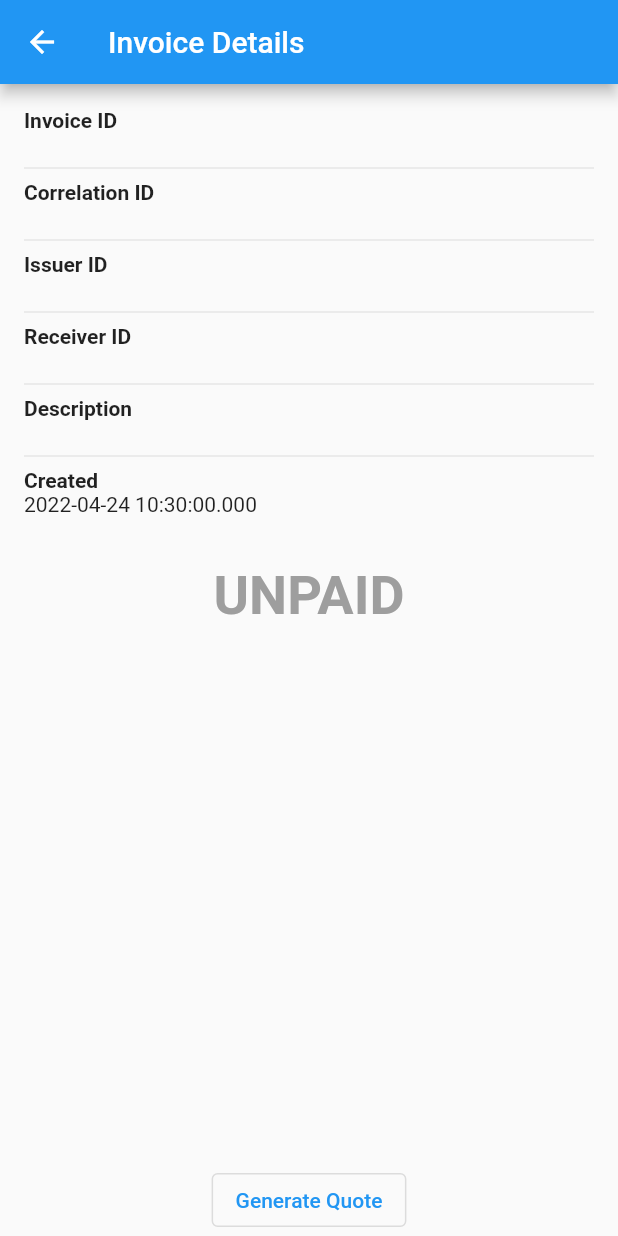
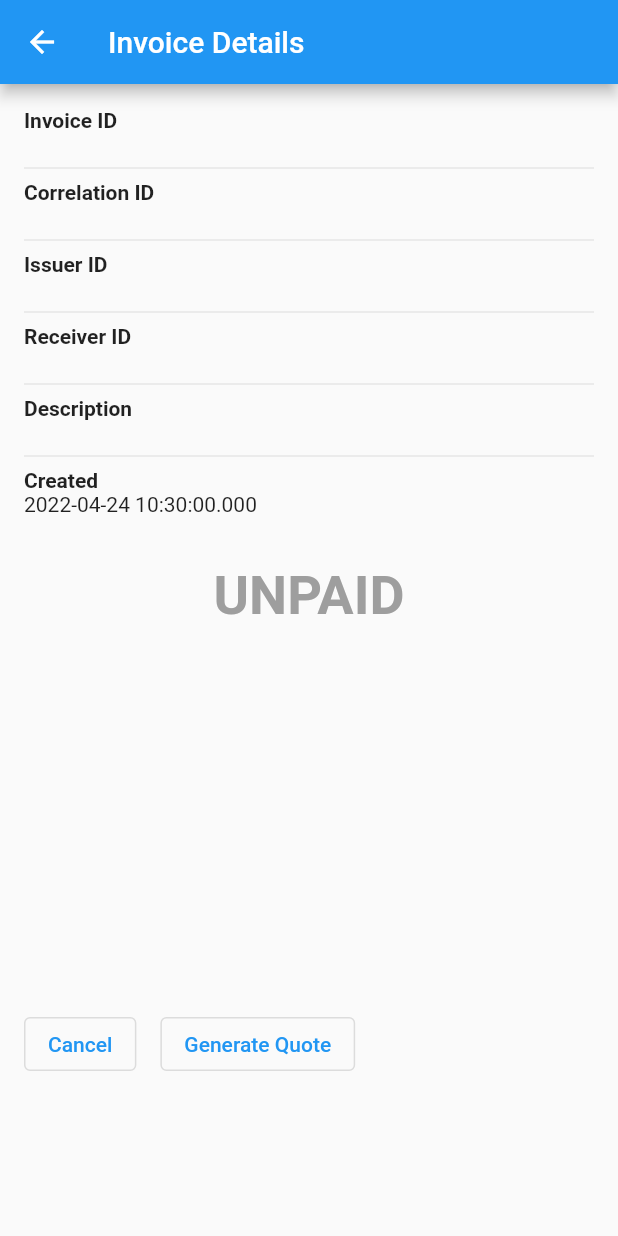
Before and after one commit to CodeOTR/strike, a Flutter app: the InvoiceDetails screen opened directly with empty values, on a phone screen of 412 x 824 dp. Run offline on Flutter 3.47's test engine with Material 2 defaults, Android fonts, the phone set to English and light mode, and no system bars; our stand-ins replace flutter_dotenv, qr_flutter; accounts and stored records are empty.

Commit message:
Fixing canceling of invoices

```diff
--- a/example/lib/invoices/invoice_details.dart
+++ b/example/lib/invoices/invoice_details.dart
@@ -1,4 +1,3 @@
-import 'package:example/app/styles.dart';
 import 'package:example/app/widgets.dart';
 import 'package:example/invoices/invoice_quote.dart';
 import 'package:example/main.dart';
@@ -6,13 +5,27 @@ import 'package:example/users/user_search.dart';
 import 'package:flutter/material.dart';
 import 'package:strike/models/invoice.dart';
 
-class InvoiceDetails extends StatelessWidget {
+class InvoiceDetails extends StatefulWidget {
   const InvoiceDetails({
     Key? key,
     required this.invoice,
   }) : super(key: key);
 
   final Invoice invoice;
+
+  @override
+  State<InvoiceDetails> createState() => _InvoiceDetailsState();
+}
+
+class _InvoiceDetailsState extends State<InvoiceDetails> {
+
+  Invoice? invoice;
+
+  @override
+  void initState() {
+    super.initState();
+    invoice = widget.invoice;
+  }
 
   @override
   Widget build(BuildContext context) {
@@ -27,43 +40,43 @@ class InvoiceDetails extends StatelessWidget {
             child: ListView(
               padding: const EdgeInsets.all(16),
               children: [
-                DetailsTile(label: 'Invoice ID', value: invoice.invoiceId ?? ''),
+                DetailsTile(label: 'Invoice ID', value: invoice?.invoiceId ?? ''),
                 const Divider(),
-                DetailsTile(label: 'Correlation ID', value: invoice.correlationId ?? ''),
+                DetailsTile(label: 'Correlation ID', value: invoice?.correlationId ?? ''),
                 const Divider(),
                 DetailsTile(
                   label: 'Issuer ID',
-                  value: invoice.issuerId ?? '',
+                  value: invoice?.issuerId ?? '',
                   onTap: () {
                     Navigator.of(context).push(MaterialPageRoute(
-                      builder: (context) => UserSearch(id: invoice.issuerId),
+                      builder: (context) => UserSearch(id: invoice?.issuerId),
                     ));
                   },
                 ),
                 const Divider(),
                 DetailsTile(
                   label: 'Receiver ID',
-                  value: invoice.receiverId ?? '',
+                  value: widget.invoice.receiverId ?? '',
                   onTap: () {
                     Navigator.of(context).push(MaterialPageRoute(
-                      builder: (context) => UserSearch(id: invoice.issuerId),
+                      builder: (context) => UserSearch(id: widget.invoice.issuerId),
                     ));
                   },
                 ),
                 const Divider(),
-                DetailsTile(label: 'Description', value: invoice.description ?? ''),
+                DetailsTile(label: 'Description', value: invoice?.description ?? ''),
                 const Divider(),
-                DetailsTile(label: 'Created', value: invoice.created.toString()),
+                DetailsTile(label: 'Created', value: invoice?.created.toString() ?? ''),
                 gap16,
                 Padding(
                   padding: const EdgeInsets.all(16.0),
                   child: Center(
                       child: Text(
-                    invoice.state?.name ?? '',
+                    invoice?.state?.name ?? '',
                     style: TextStyle(
                       fontSize: 36,
                       fontWeight: FontWeight.w600,
-                      color: invoice.state?.stateColor,
+                      color: invoice?.state?.stateColor,
                     ),
                   )),
                 ),
@@ -71,13 +84,30 @@ class InvoiceDetails extends StatelessWidget {
             ),
           ),
           Expanded(
-            child: Align(
-              alignment: Alignment.bottomCenter,
-              child: OutlinedButton(
-                child: const Text('Generate Quote'),
-                onPressed: () {
-                  Navigator.of(context).push(MaterialPageRoute(builder: (context) => InvoiceQuote(invoice: invoice)));
-                },
+            child: Padding(
+              padding: const EdgeInsets.all(16.0),
+              child: Row(
+                children: [
+                  OutlinedButton(
+                    child: const Text('Cancel'),
+                    onPressed: () async {
+                      Invoice? cancelledInvoice = await strike.cancelUnpaidInvoice(invoiceId: invoice?.invoiceId);
+
+                      if(cancelledInvoice != null) {
+                        setState(() {
+                          invoice = cancelledInvoice;
+                        });
+                      }
+                    },
+                  ),
+                  gap16,
+                  OutlinedButton(
+                    child: const Text('Generate Quote'),
+                    onPressed: () {
+                      Navigator.of(context).push(MaterialPageRoute(builder: (context) => InvoiceQuote(invoice: invoice!)));
+                    },
+                  ),
+                ],
               ),
             ),
           )
--- a/lib/strike.dart
+++ b/lib/strike.dart
@@ -105,7 +105,7 @@ class Strike {
     final response = await http.patch(
       Uri.parse(endpoint),
       headers: _headers..addAll(extraHeaders ?? {}),
-      body: jsonEncode(body),
+      body: body,
     );
 
     printResponseData(response, endpoint);
```
